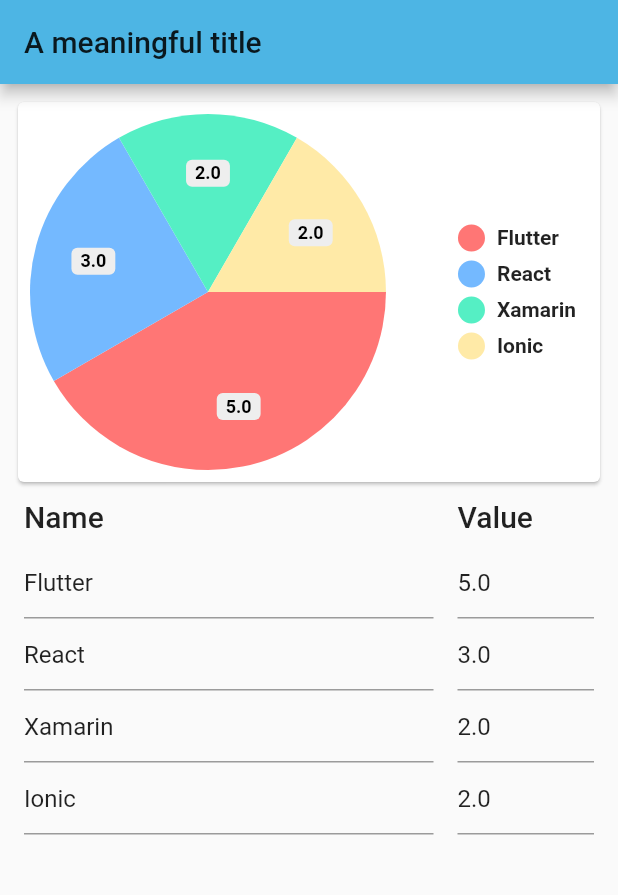
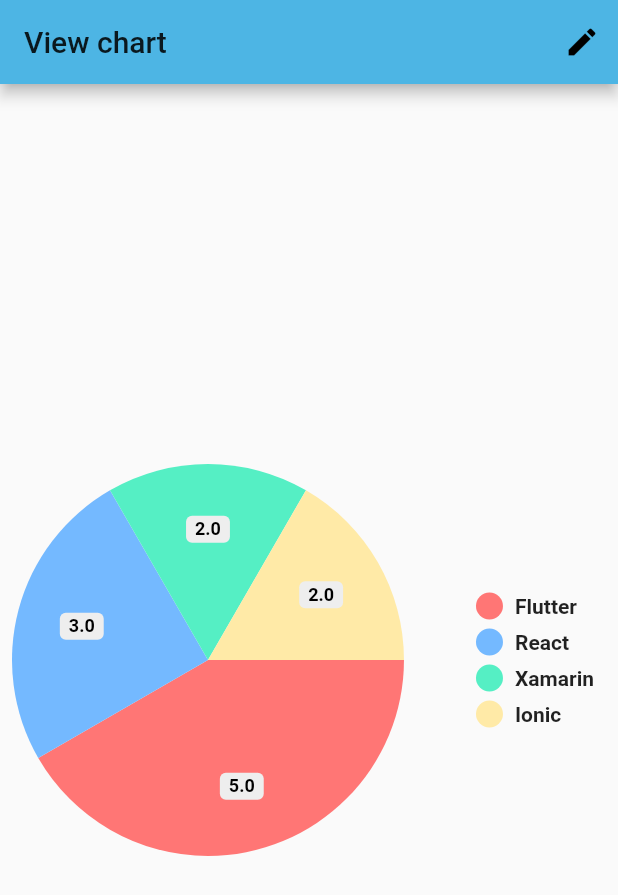
Before and after one commit to student-hub/flutter-workshop, a Flutter app: the screen it shows after launch, on a phone screen of 412 x 824 dp. Shown: the top 895 px of the screen. Run offline on Flutter 3.47's test engine with Material 2 defaults, Android fonts, the phone set to English and light mode, and no system bars; drawn by our look-alikes of pie_chart.

Commit message:
add a new page

```diff
--- /dev/null
+++ b/lib/data_provider.dart
@@ -0,0 +1,20 @@
+import 'package:flutter/foundation.dart';
+
+class DataProvider with ChangeNotifier {
+  Map<String, double> _dataMap;
+
+  DataProvider() {
+    _dataMap = new Map();
+    _dataMap.putIfAbsent("Flutter", () => 5);
+    _dataMap.putIfAbsent("React", () => 3);
+    _dataMap.putIfAbsent("Xamarin", () => 2);
+    _dataMap.putIfAbsent("Ionic", () => 2);
+  }
+
+  Map<String, double> get dataMap => _dataMap;
+
+  set dataMap(Map<String, double> newDataMap) {
+    _dataMap = newDataMap;
+    notifyListeners();
+  }
+}
--- a/lib/main.dart
+++ b/lib/main.dart
@@ -1,8 +1,12 @@
 import 'package:flutter/material.dart';
-import 'package:pie_chart/pie_chart.dart';
+import 'package:flutterworkshop/data_provider.dart';
+import 'package:flutterworkshop/edit_page.dart';
+import 'package:flutterworkshop/main_page.dart';
+import 'package:provider/provider.dart';
 
 void main() {
-  runApp(MyApp());
+  runApp(ChangeNotifierProvider(
+      create: (context) => DataProvider(), child: MyApp()));
 }
 
 class MyApp extends StatelessWidget {
@@ -28,106 +32,10 @@
         // closer together (more dense) than on mobile platforms.
         visualDensity: VisualDensity.adaptivePlatformDensity,
       ),
-      home: MainPage(),
+      routes: {
+        '/': (context) => MainPage(),
+        '/edit': (context) => EditPage(),
+      },
     );
   }
 }
-
-class MainPage extends StatefulWidget {
-  @override
-  _MainPageState createState() => _MainPageState();
-}
-
-class _MainPageState extends State<MainPage> {
-  Map<String, double> dataMap;
-
-  @override
-  void initState() {
-    super.initState();
-
-    dataMap = new Map();
-    dataMap.putIfAbsent("Flutter", () => 5);
-    dataMap.putIfAbsent("React", () => 3);
-    dataMap.putIfAbsent("Xamarin", () => 2);
-    dataMap.putIfAbsent("Ionic", () => 2);
-  }
-
-  @override
-  Widget build(BuildContext context) {
-    return Scaffold(
-      appBar: AppBar(
-        title: Text('A meaningful title'),
-      ),
-      body: Padding(
-        padding: const EdgeInsets.all(8.0),
-        child: ListView(
-          children: [
-                Card(child: PieChart(dataMap: dataMap)),
-                Padding(
-                  padding: const EdgeInsets.all(8.0),
-                  child: Row(
-                    children: [
-                      Expanded(
-                        flex: 3,
-                        child: Text(
-                          "Name",
-                          style: Theme.of(context).textTheme.headline6,
-                        ),
-                      ),
-                      SizedBox(width: 16.0),
-                      Expanded(
-                        child: Text(
-                          "Value",
-                          style: Theme.of(context).textTheme.headline6,
-                        ),
-                      ),
-                    ],
-                  ),
-                ),
-              ] +
-              buildTextFields(dataMap, context),
-        ),
-      ),
-    );
-  }
-
-  List<Widget> buildTextFields(
-      Map<String, double> dataMap, BuildContext context) {
-    return dataMap
-        .map(
-          (key, value) => MapEntry(
-              key,
-              Padding(
-                padding: const EdgeInsets.symmetric(horizontal: 8.0),
-                child: Row(
-                  children: [
-                    Expanded(
-                      flex: 3,
-                      child: TextFormField(
-                        initialValue: key,
-                        readOnly: true,
-                      ),
-                    ),
-                    SizedBox(width: 16.0),
-                    Expanded(
-                      child: TextFormField(
-                        initialValue: value.toString(),
-                        keyboardType:
-                            TextInputType.numberWithOptions(decimal: true),
-                        onChanged: (newString) {
-                          double newValue = double.tryParse(newString) ?? 0.0;
-                          setState(() {
-                            dataMap[key] = newValue;
-                          });
-                          print(key + ': ' + newValue.toString());
-                        },
-                      ),
-                    ),
-                  ],
-                ),
-              )),
-        )
-        .values
-        .toList();
-  }
-}
--- /dev/null
+++ b/lib/main_page.dart
@@ -0,0 +1,27 @@
+import 'package:flutter/material.dart';
+import 'package:flutterworkshop/data_provider.dart';
+import 'package:pie_chart/pie_chart.dart';
+import 'package:provider/provider.dart';
+
+class MainPage extends StatelessWidget {
+  @override
+  Widget build(BuildContext context) {
+    Map<String, double> dataMap = Provider.of<DataProvider>(context).dataMap;
+
+    return Scaffold(
+      appBar: AppBar(
+        title: Text('View chart'),
+        actions: [
+          IconButton(
+            icon: Icon(Icons.edit),
+            onPressed: () => Navigator.of(context).pushNamed('/edit'),
+          )
+        ],
+      ),
+      body: PieChart(
+        dataMap: dataMap,
+        legendPosition: LegendPosition.top,
+      ),
+    );
+  }
+}
--- a/pubspec.yaml
+++ b/pubspec.yaml
@@ -30,6 +30,7 @@
   cupertino_icons: ^0.1.3
 
   pie_chart: ^3.1.1
+  provider: ^4.3.1
 
 dev_dependencies:
   flutter_test:
```
Also changed, not shown: lib/edit_page.dart (added, +108 -0 lines), pubspec.lock, 4 other files.
